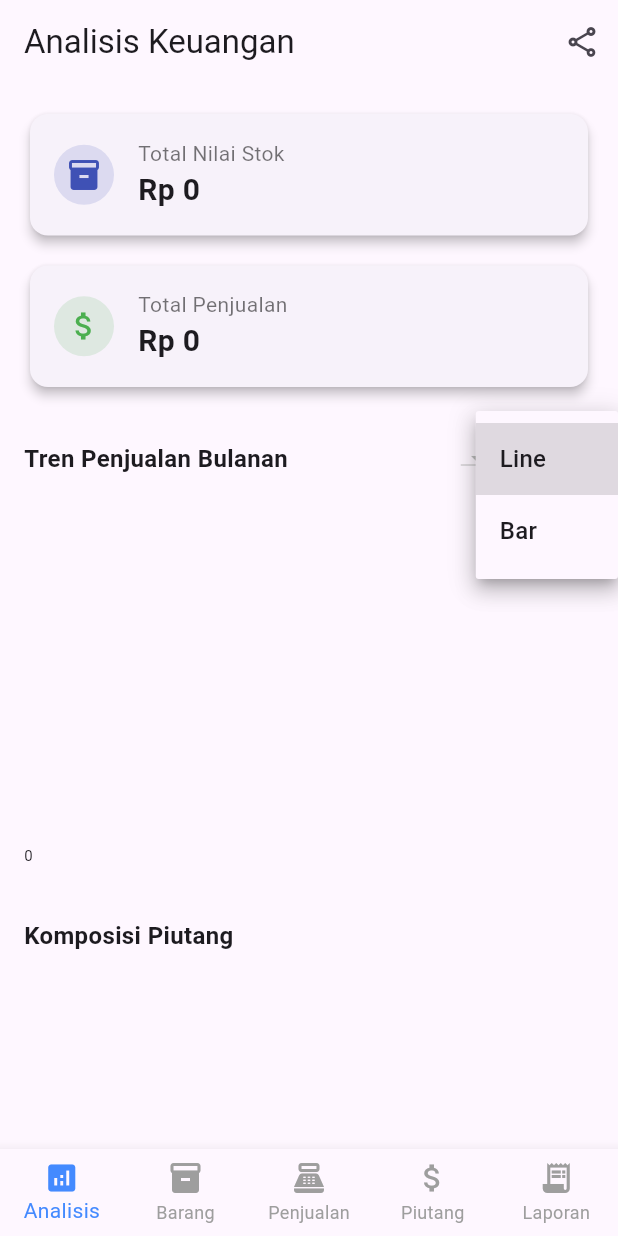
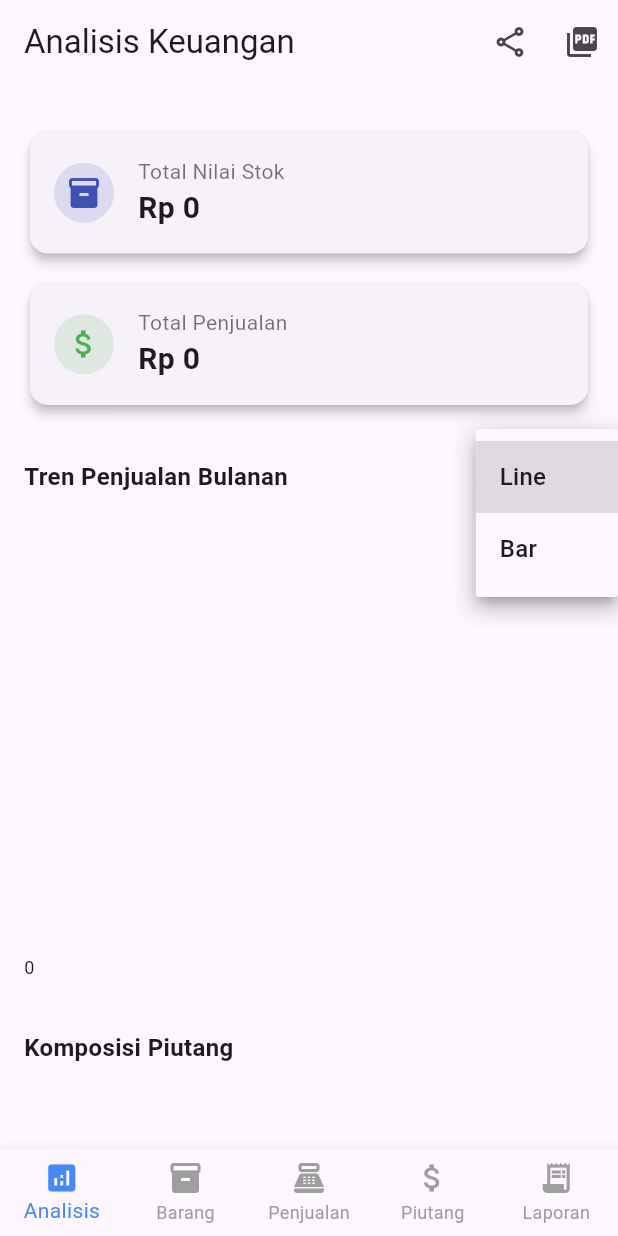
Before and after one commit to JustNap/Capstone_Kelompok4, a Flutter app: the screen it shows once a user with an empty profile is signed in, after a tap on "Line", on a phone screen of 412 x 824 dp. Run offline on Flutter 3.47's test engine with Material 3 defaults, Android fonts, the phone set to English and light mode, and no system bars; drawn by our look-alikes of fl_chart; our stand-ins replace cloud_firestore, firebase_auth, firebase_core, google_fonts, pdf, printing and 1 more; accounts and stored records are empty.

Commit message:
menambahkan dan merevisi tampilan analisis

```diff
--- a/apk_pembukuan/lib/analisis/analisis_page.dart
+++ b/apk_pembukuan/lib/analisis/analisis_page.dart
@@ -3,8 +3,12 @@ import 'package:apk_pembukuan/services/database/database_service.dart';
 import 'package:fl_chart/fl_chart.dart';
 import 'package:flutter/material.dart';
 import 'package:intl/intl.dart';
+import 'package:pdf/pdf.dart';
 import 'package:share_plus/share_plus.dart';
 import 'package:cloud_firestore/cloud_firestore.dart';
+import 'package:pdf/widgets.dart' as pw;
+import 'package:printing/printing.dart';
+import 'dart:math';
 
 class AnalisisPage extends StatefulWidget {
   const AnalisisPage({super.key});
@@ -24,10 +28,11 @@ class _AnalisisPageState extends State<AnalisisPage> {
   int piutangBelumLunas = 0;
   bool isLoading = true;
 
-  Map<String, int> monthlySales = {};
+  Map<DateTime, int> monthlySales = {};
+  String selectedYear = DateTime.now().year.toString();
+  String selectedChart = 'Line';
+
   List<String> availableYears = [];
-  String selectedYear = '';
-  String chartType = 'Line';
 
   @override
   void initState() {
@@ -40,26 +45,20 @@ class _AnalisisPageState extends State<AnalisisPage> {
     final penjualan = await _db.getPenjualan(_auth.getCurrentUid());
     final piutang = await _db.getDaftarPiutang();
 
-    Map<String, int> salesPerMonth = {};
-    Set<String> years = {};
+    Map<DateTime, int> salesPerMonth = {};
+    Set<String> yearsSet = {};
 
     for (var item in penjualan) {
       final date = (item['tanggal'] as Timestamp?)?.toDate();
       if (date != null) {
-        final year = date.year.toString();
-        years.add(year);
-        if (selectedYear == '' || selectedYear == year) {
-          final month = DateFormat('MMM yyyy').format(date);
-          salesPerMonth[month] = (salesPerMonth[month] ?? 0) +
+        yearsSet.add(date.year.toString());
+        if (date.year.toString() == selectedYear) {
+          final monthKey = DateTime.utc(date.year, date.month);
+          salesPerMonth[monthKey] = (salesPerMonth[monthKey] ?? 0) +
               ((item['total'] ?? 0) as num).toInt();
         }
       }
     }
-
-    final sortedYears = years.toList()..sort();
-    selectedYear = selectedYear == '' && sortedYears.isNotEmpty
-        ? sortedYears.last
-        : selectedYear;
 
     setState(() {
       totalStockValue =
@@ -71,7 +70,7 @@ class _AnalisisPageState extends State<AnalisisPage> {
       piutangNominal = piutang.fold(
           0, (sum, item) => sum + ((item['sisa'] ?? 0) as num).toInt());
       monthlySales = salesPerMonth;
-      availableYears = sortedYears;
+      availableYears = yearsSet.toList()..sort();
       isLoading = false;
     });
   }
@@ -89,14 +88,75 @@ class _AnalisisPageState extends State<AnalisisPage> {
     Share.share(buffer.toString(), subject: "Laporan Keuangan");
   }
 
+  Future<void> _saveChartAsPDF() async {
+    final pdf = pw.Document();
+
+    pdf.addPage(
+      pw.Page(
+        build: (pw.Context context) {
+          return pw.Column(
+            crossAxisAlignment: pw.CrossAxisAlignment.start,
+            children: [
+              pw.Text("Laporan Penjualan Bulanan",
+                  style: pw.TextStyle(
+                      fontSize: 18, fontWeight: pw.FontWeight.bold)),
+              pw.SizedBox(height: 10),
+              pw.Table.fromTextArray(
+                headers: ['Bulan', 'Total Penjualan'],
+                data: monthlySales.entries
+                    .map((e) =>
+                        [DateFormat('MMM yyyy').format(e.key), 'Rp ${e.value}'])
+                    .toList(),
+                border: null,
+              ),
+            ],
+          );
+        },
+      ),
+    );
+
+    await Printing.layoutPdf(
+        onLayout: (PdfPageFormat format) async => pdf.save());
+  }
+
+  String formatRibuan(double value) {
+    if (value >= 1000) {
+      return '${(value / 1000).toStringAsFixed(value % 1000 == 0 ? 0 : 1)}k';
+    } else {
+      return value.toInt().toString();
+    }
+  }
+
+  SideTitles customLeftTitles(List<int> values) {
+    double maxY = values.isNotEmpty ? values.reduce(max).toDouble() : 0;
+    double interval = (maxY / 5).ceilToDouble();
+    if (interval < 1000) interval = 1000;
+
+    return SideTitles(
+      showTitles: true,
+      reservedSize: 40,
+      interval: interval,
+      getTitlesWidget: (value, meta) {
+        return Text(formatRibuan(value), style: const TextStyle(fontSize: 12));
+      },
+    );
+  }
+
   @override
   Widget build(BuildContext context) {
+    final sortedKeys = monthlySales.keys.toList()
+      ..sort((a, b) => a.compareTo(b));
+    final values = sortedKeys.map((e) => monthlySales[e] ?? 0).toList();
+
     return Scaffold(
       appBar: AppBar(
         title: const Text("Analisis Keuangan"),
         actions: [
           IconButton(
-              onPressed: _exportData, icon: const Icon(Icons.share_outlined))
+              onPressed: _exportData, icon: const Icon(Icons.share_outlined)),
+          IconButton(
+              onPressed: _saveChartAsPDF,
+              icon: const Icon(Icons.picture_as_pdf))
         ],
       ),
       body: isLoading
@@ -104,6 +164,7 @@ class _AnalisisPageState extends State<AnalisisPage> {
           : ListView(
               padding: const EdgeInsets.all(16),
               children: [
+                const SizedBox(height: 12),
                 _buildSummaryCard(
                     title: "Total Nilai Stok",
                     amount: totalStockValue,
@@ -117,19 +178,17 @@ class _AnalisisPageState extends State<AnalisisPage> {
                     color: Colors.green),
                 const SizedBox(height: 20),
                 Row(
-                  mainAxisAlignment: MainAxisAlignment.spaceBetween,
+                  crossAxisAlignment: CrossAxisAlignment.center,
                   children: [
-                    const Text("Tren Penjualan Bulanan",
+                    const Expanded(
+                      child: Text(
+                        "Tren Penjualan Bulanan",
                         style: TextStyle(
-                            fontSize: 16, fontWeight: FontWeight.bold)),
-                    Row(
-                      children: [
+                            fontSize: 16, fontWeight: FontWeight.bold),
+                      ),
+                    ),
                     DropdownButton<String>(
                       value: selectedYear,
-                          items: availableYears
-                              .map((year) => DropdownMenuItem(
-                                  value: year, child: Text(year)))
-                              .toList(),
                       onChanged: (value) {
                         setState(() {
                           selectedYear = value!;
@@ -137,26 +196,116 @@ class _AnalisisPageState extends State<AnalisisPage> {
                         });
                         _loadData();
                       },
+                      items: availableYears
+                          .map(
+                              (e) => DropdownMenuItem(value: e, child: Text(e)))
+                          .toList(),
                     ),
-                        const SizedBox(width: 10),
                     DropdownButton<String>(
-                          value: chartType,
-                          items: ['Line', 'Bar']
-                              .map((type) => DropdownMenuItem(
-                                  value: type, child: Text(type)))
-                              .toList(),
+                      value: selectedChart,
                       onChanged: (value) {
                         setState(() {
-                              chartType = value!;
+                          selectedChart = value!;
                         });
                       },
-                        )
-                      ],
+                      items: ['Line', 'Bar']
+                          .map(
+                              (e) => DropdownMenuItem(value: e, child: Text(e)))
+                          .toList(),
                     ),
                   ],
                 ),
-                const SizedBox(height: 12),
-                _buildSalesChart(),
+                const SizedBox(height: 8),
+                AspectRatio(
+                  aspectRatio: 1.2,
+                  child: SingleChildScrollView(
+                    scrollDirection: Axis.horizontal,
+                    child: SizedBox(
+                      width:
+                          (monthlySales.length * 80).toDouble().clamp(300, 600),
+                      child: selectedChart == 'Line'
+                          ? LineChart(LineChartData(
+                              titlesData: FlTitlesData(
+                                leftTitles: AxisTitles(
+                                    sideTitles: customLeftTitles(values)),
+                                bottomTitles: AxisTitles(
+                                  sideTitles: SideTitles(
+                                    showTitles: true,
+                                    getTitlesWidget: (value, meta) {
+                                      final index = value.toInt();
+                                      if (index >= sortedKeys.length)
+                                        return const Text("");
+                                      return Padding(
+                                        padding:
+                                            const EdgeInsets.only(top: 8.0),
+                                        child: Text(
+                                          DateFormat('MMM')
+                                              .format(sortedKeys[index]),
+                                          style: const TextStyle(fontSize: 10),
+                                        ),
+                                      );
+                                    },
+                                  ),
+                                ),
+                                topTitles: AxisTitles(
+                                    sideTitles: SideTitles(showTitles: false)),
+                                rightTitles: AxisTitles(
+                                    sideTitles: SideTitles(showTitles: false)),
+                              ),
+                              lineBarsData: [
+                                LineChartBarData(
+                                  spots: List.generate(
+                                    values.length,
+                                    (i) => FlSpot(
+                                        i.toDouble(), values[i].toDouble()),
+                                  ),
+                                  isCurved: true,
+                                  dotData: FlDotData(show: true),
+                                  color: Colors.blue,
+                                  barWidth: 3,
+                                ),
+                              ],
+                              borderData: FlBorderData(show: false),
+                            ))
+                          : BarChart(BarChartData(
+                              barGroups: List.generate(
+                                values.length,
+                                (i) => BarChartGroupData(x: i, barRods: [
+                                  BarChartRodData(
+                                    toY: values[i].toDouble(),
+                                    color: Colors.blue,
+                                    width: 16,
+                                  ),
+                                ]),
+                              ),
+                              titlesData: FlTitlesData(
+                                leftTitles: AxisTitles(
+                                    sideTitles: customLeftTitles(values)),
+                                bottomTitles: AxisTitles(
+                                  sideTitles: SideTitles(
+                                    showTitles: true,
+                                    getTitlesWidget: (value, meta) {
+                                      final index = value.toInt();
+                                      if (index >= sortedKeys.length)
+                                        return const Text("");
+                                      return Text(
+                                        DateFormat('MMM')
+                                            .format(sortedKeys[index]),
+                                        style: const TextStyle(fontSize: 10),
+                                      );
+                                    },
+                                  ),
+                                ),
+                                topTitles: AxisTitles(
+                                    sideTitles: SideTitles(showTitles: false)),
+                                rightTitles: AxisTitles(
+                                    sideTitles: SideTitles(showTitles: false)),
+                              ),
+                              borderData: FlBorderData(show: false),
+                            )),
+                    ),
+                  ),
+                ),
                 const SizedBox(height: 20),
                 const Text("Komposisi Piutang",
                     style:
@@ -199,108 +348,6 @@ class _AnalisisPageState extends State<AnalisisPage> {
     );
   }
 
-  Widget _buildSalesChart() {
-    final sortedKeys = monthlySales.keys.toList()
-      ..sort((a, b) => DateFormat('MMM yyyy')
-          .parse(a)
-          .compareTo(DateFormat('MMM yyyy').parse(b)));
-
-    final spots = List.generate(
-      sortedKeys.length,
-      (i) => FlSpot(i.toDouble(), monthlySales[sortedKeys[i]]!.toDouble()),
-    );
-
-    final barGroups = List.generate(
-      sortedKeys.length,
-      (i) => BarChartGroupData(
-        x: i,
-        barRods: [
-          BarChartRodData(
-            toY: monthlySales[sortedKeys[i]]!.toDouble(),
-            color: Colors.blue,
-            width: 14,
-          )
-        ],
-      ),
-    );
-
-    return SizedBox(
-      height: 250,
-      child: SingleChildScrollView(
-        scrollDirection: Axis.horizontal,
-        child: SizedBox(
-          width: sortedKeys.length * 70,
-          child: chartType == 'Line'
-              ? LineChart(
-                  LineChartData(
-                    titlesData: _buildChartTitles(sortedKeys),
-                    lineBarsData: [
-                      LineChartBarData(
-                        spots: spots,
-                        isCurved: true,
-                        dotData: FlDotData(show: true),
-                        color: Colors.blue,
-                        barWidth: 3,
-                      ),
-                    ],
-                    borderData: FlBorderData(show: false),
-                    gridData: FlGridData(show: true),
-                  ),
-                )
-              : BarChart(
-                  BarChartData(
-                    titlesData: _buildChartTitles(sortedKeys),
-                    barGroups: barGroups,
-                    borderData: FlBorderData(show: false),
-                    gridData: FlGridData(show: true),
-                  ),
-                ),
-        ),
-      ),
-    );
-  }
-
-  FlTitlesData _buildChartTitles(List<String> sortedKeys) {
-    return FlTitlesData(
-      bottomTitles: AxisTitles(
-        sideTitles: SideTitles(
-          showTitles: true,
-          interval: 1,
-          getTitlesWidget: (value, meta) {
-            final index = value.toInt();
-            if (index >= sortedKeys.length) return const Text("");
-            return Padding(
-              padding: const EdgeInsets.only(top: 8.0),
-              child: Text(
-                sortedKeys[index],
-                style: const TextStyle(fontSize: 10),
-              ),
-            );
-          },
-        ),
-      ),
-      leftTitles: AxisTitles(
-        sideTitles: SideTitles(
-          showTitles: true,
-          reservedSize: 40,
-          getTitlesWidget: (value, meta) {
-            String formatted;
-            if (value >= 1000000) {
-              formatted = '${(value / 1000000).toStringAsFixed(1)}M';
-            } else if (value >= 1000) {
-              formatted = '${(value / 1000).toStringAsFixed(0)}K';
-            } else {
-              formatted = value.toStringAsFixed(0);
-            }
-            return Text(formatted, style: const TextStyle(fontSize: 10));
-          },
-        ),
-      ),
-      topTitles: AxisTitles(sideTitles: SideTitles(showTitles: false)),
-      rightTitles: AxisTitles(sideTitles: SideTitles(showTitles: false)),
-    );
-  }
-
   Widget _buildSummaryCard({
     required String title,
     required double amount,
--- a/apk_pembukuan/pubspec.yaml
+++ b/apk_pembukuan/pubspec.yaml
@@ -41,6 +41,10 @@ dependencies:
   fl_chart: ^0.66.0
   intl: ^0.18.1
   share_plus: ^7.2.1
+  path_provider: ^2.1.1
+  permission_handler: ^11.3.1
+  pdf: ^3.10.4
+  printing: ^5.12.0
 
 dev_dependencies:
   flutter_test:
```
Also changed, not shown: apk_pembukuan/pubspec.lock, 5 other files. Lines whose indentation alone changed are shown as unchanged.
